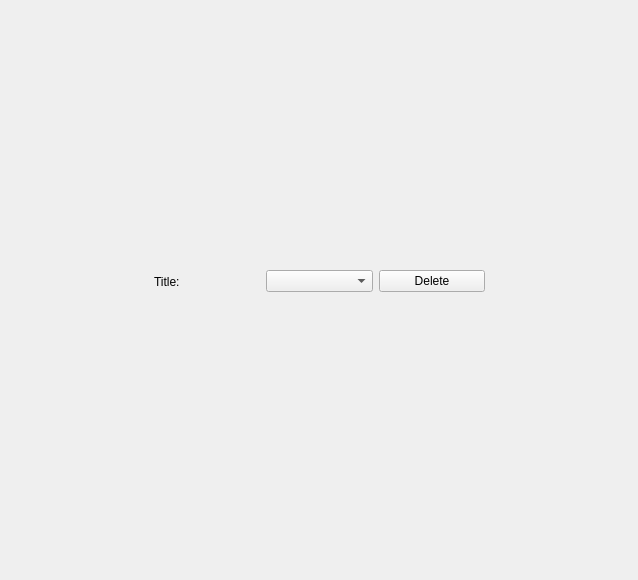
First picture: the form in CuringCamPAINS/gui/resourcesgui.ui, repository CS-205-S22/CuringCamPAINS, before the edit.
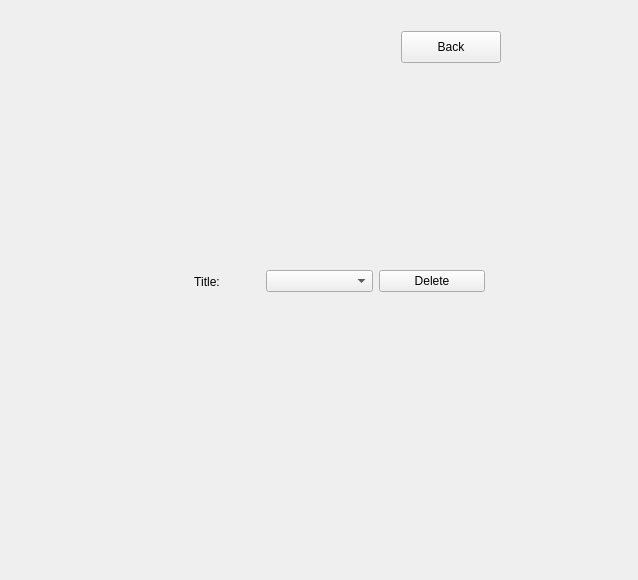
Second picture: the form after the edit. The open tabs and pages were chosen to show the change.

Commit message: back buttons, bug fixes and comments

```diff
--- a/CuringCamPAINS/gui/resourcesgui.ui
+++ b/CuringCamPAINS/gui/resourcesgui.ui
@@ -195,6 +195,9 @@
           <property name="text">
            <string>Title:</string>
           </property>
+          <property name="alignment">
+           <set>Qt::AlignCenter</set>
+          </property>
          </widget>
         </item>
         <item>
@@ -209,6 +212,19 @@
         </item>
        </layout>
       </widget>
+      <widget class="QPushButton" name="pushButton_back3">
+       <property name="geometry">
+        <rect>
+         <x>390</x>
+         <y>20</y>
+         <width>100</width>
+         <height>32</height>
+        </rect>
+       </property>
+       <property name="text">
+        <string>Back</string>
+       </property>
+      </widget>
      </widget>
      <widget class="QWidget" name="page_editProfile">
       <widget class="QPushButton" name="pushButton_picture">
```
Left out of the diff: 26 changed lines with no effect on the pictures. The commit also changes 9 other files.
